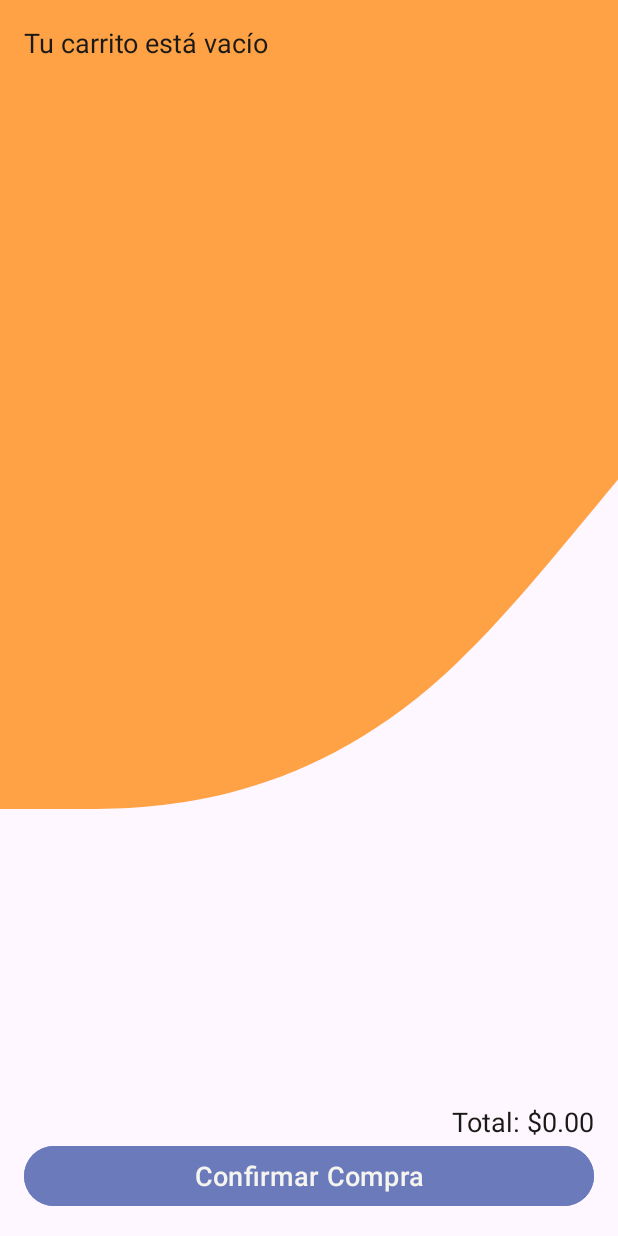
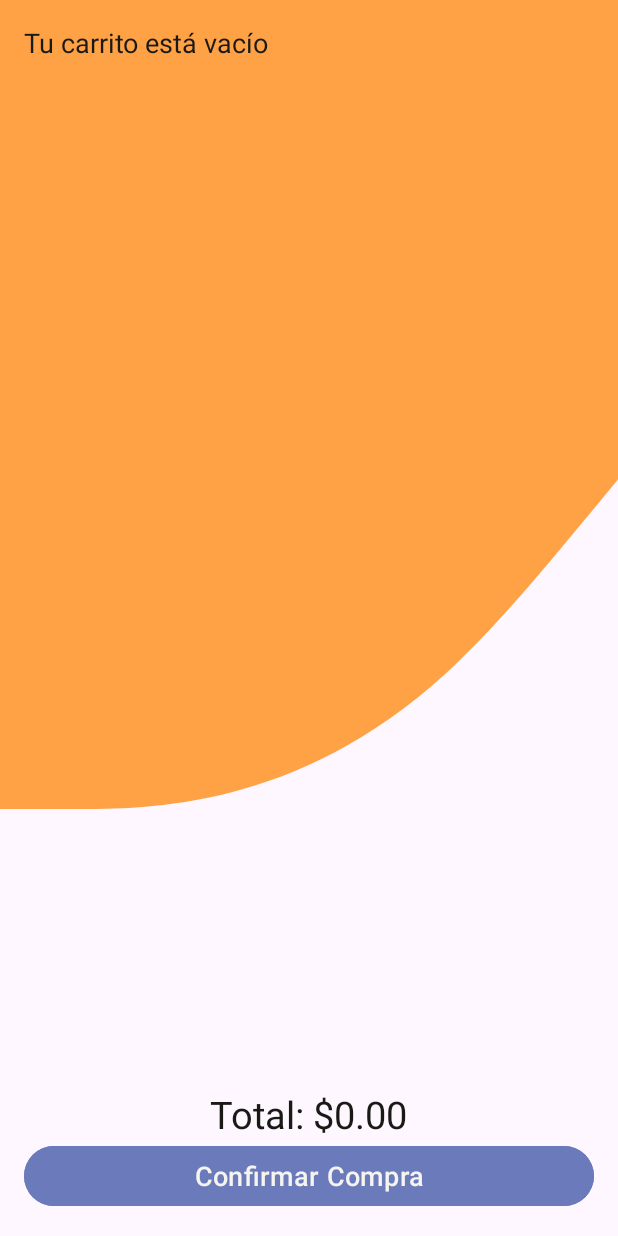
Before and after one commit to SantiagoVillamilC/NexusProject-Android, an Android app: the CartActivity screen opened directly, with no data from a screen before it, on a phone screen of 412 x 824 dp. Run offline under Robolectric (Android 15) with nearby library versions, the phone set to English and light mode, and no system bars.

Commit message:
Cart almost ready

```diff
--- a/app/src/main/java/com/example/nexusproject_android/db/dbCarrito.kt
+++ b/app/src/main/java/com/example/nexusproject_android/db/dbCarrito.kt
@@ -81,11 +81,11 @@ class dbCarrito(context: Context) : DbHelper(context) {
     }
 
     // Método para eliminar un producto del carrito
-    fun eliminarProductoDelCarrito(id: Int) {
+    fun eliminarProductoDelCarrito(idProducto: Int): Int {
         val db = this.writableDatabase
-        db.delete(TABLE_CARRITO, "id = ?", arrayOf(id.toString()))
-        db.close()
+        return db.delete("Carrito", "id_producto = ?", arrayOf(idProducto.toString()))
     }
+
 
     // Método para limpiar el carrito de un usuario
     fun vaciarCarrito(idUsuario: Int) {
--- a/app/src/main/res/layout/activity_cart.xml
+++ b/app/src/main/res/layout/activity_cart.xml
@@ -23,16 +23,17 @@ android:padding="16dp">
     android:layout_weight="1"/>
 
 <!-- Precio total -->
+
+    <!-- Botón para confirmar la compra -->
     <TextView
         android:id="@+id/totalPrice"
         android:layout_width="wrap_content"
         android:layout_height="wrap_content"
+        android:layout_gravity="center_horizontal"
         android:text="Total: $0.00"
-    android:textSize="18sp"
         android:textColor="@color/black"
-    android:layout_gravity="end"/>
+        android:textSize="25sp" />
 
-<!-- Botón para confirmar la compra -->
     <Button
     android:id="@+id/confirmButton"
     android:layout_width="match_parent"
```
Also changed, not shown: app/src/main/java/com/example/nexusproject_android/CartAdapter.kt (+25 -4 lines). Lines whose indentation alone changed are shown as unchanged.
